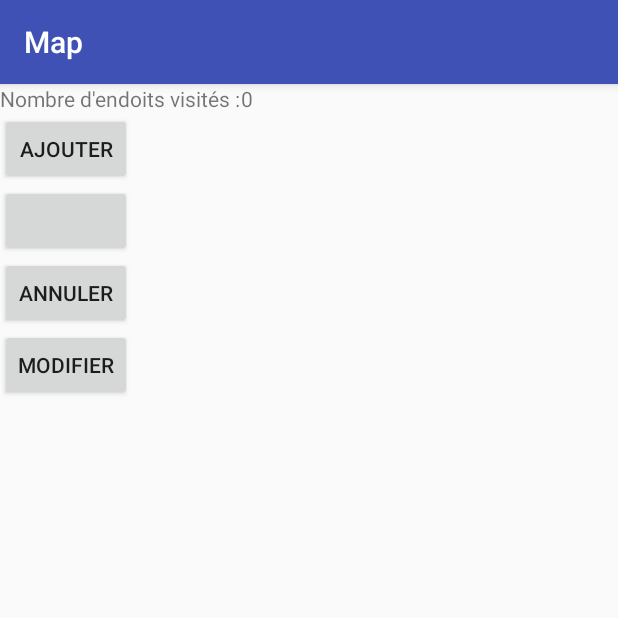
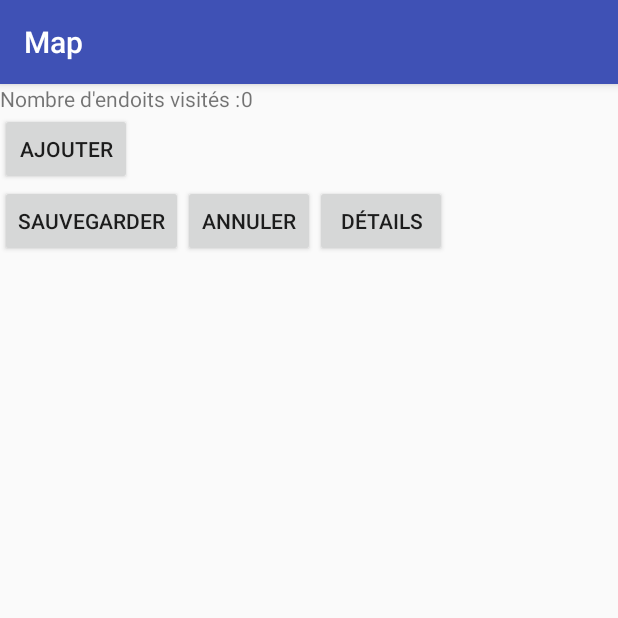
Before and after one commit to ochan173/TP3, an Android app: the fragment ModificationFragment placed in its activity, on a phone screen of 412 x 824 dp, the top half of it. Run offline under Robolectric (Android 15) with nearby library versions, the phone set to English and light mode, and no system bars; 4 statements that could not run were skipped.

Commit message:
presque finit

```diff
--- a/app/src/main/java/com/example/a1738253/tp3/InformationFragment.java
+++ b/app/src/main/java/com/example/a1738253/tp3/InformationFragment.java
@@ -85,11 +85,12 @@ public class InformationFragment extends Fragment{
             }
         });
 
-        mSupprimerButton = v.findViewById(R.id.modifier);
+        mSupprimerButton = v.findViewById(R.id.supprimer);
         mSupprimerButton.setOnClickListener(new View.OnClickListener() {
             @Override
             public void onClick(View v) {
-                mode.onChangeMode(Mode.Aucun, mEndroit.getmId().toString());
+                EndroitLog.get(getContext()).RemoveEndroit(mEndroit);
+                mode.onChangeMode(Mode.Aucun, null);
             }
         });
 
--- a/app/src/main/java/com/example/a1738253/tp3/MapsActivity.java
+++ b/app/src/main/java/com/example/a1738253/tp3/MapsActivity.java
@@ -15,13 +15,16 @@ public class MapsActivity extends DualFragementActivity implements MapsFragment.
 
     private static  final  String EXTRA_ENDROIT_ID = "com.cstjean.a1738253.tp3";
 
-    private Mode actualMode = Mode.Ajout;
+
+    public static Mode actualMode;
 
     @Override
     protected void onCreate(Bundle savedInstanceState) {
         super.onCreate(savedInstanceState);
 
         setTopFragment(AucunModeFragment.NewInstance());
+        actualMode = Mode.Aucun;
+
         setMainFragment(MapsFragment.newInstance1(null));
     }
 
@@ -30,29 +33,26 @@ public class MapsActivity extends DualFragementActivity implements MapsFragment.
         switch (mode)
         {
             case Ajout:
+                actualMode = Mode.Ajout;
                 setTopFragment(AjoutModeFragment.NewInstance());
-                actualMode = Mode.Ajout;
                 break;
             case Aucun:
+                actualMode = Mode.Aucun;
                 setTopFragment(AucunModeFragment.NewInstance());
-                actualMode = Mode.Aucun;
+                MapsFragment.Refresh();
+                MapsFragment.AddAllMarkers(getBaseContext());
                 break;
             case Information:
+                actualMode = Mode.Information;
                 setTopFragment(InformationFragment.NewInstance(UUID.fromString(id)));
-                actualMode = Mode.Information;
                 break;
             case Modification:
+                actualMode = Mode.Modification;
                 setTopFragment(ModificationFragment.NewInstance(UUID.fromString(id)));
-                actualMode = Mode.Modification;
                 break;
                 default:
                     break;
         }
-    }
-
-    @Override
-    public Mode getMode() {
-            return actualMode;
     }
 
     /**
--- a/app/src/main/java/com/example/a1738253/tp3/Modele/EndroitLog.java
+++ b/app/src/main/java/com/example/a1738253/tp3/Modele/EndroitLog.java
@@ -91,6 +91,12 @@ public class EndroitLog {
         mDatabase.insert(EndroitDBSchema.EndroitTable.NAME, null, cv);
     }
 
+    public void RemoveEndroit(Endroit e)
+    {
+        getContentValues(e);
+        mDatabase.delete(EndroitDBSchema.EndroitTable.NAME, EndroitDBSchema.EndroitTable.Cols.UUID + " =? ", new String[]{ e.getmId().toString() });
+    }
+
     /**
      * Update la base de données en modifiant l'endroit voulu.
      * @param c endroit à modifier
--- a/app/src/main/java/com/example/a1738253/tp3/ModificationFragment.java
+++ b/app/src/main/java/com/example/a1738253/tp3/ModificationFragment.java
@@ -22,6 +22,8 @@ import java.util.UUID;
 public class ModificationFragment extends Fragment {
 
     private static final String ARG_ENDROIT_ID = "endroit_id";
+    private static final int REQUEST_CODE = 0;
+    private  static final String DIALOG_TAG = "DialogTag";
 
     private Endroit mEndroit;
     private TextView mNbEndroits;
@@ -72,10 +74,7 @@ public class ModificationFragment extends Fragment {
     public View onCreateView(@NonNull LayoutInflater inflater, @Nullable ViewGroup container, @Nullable Bundle savedInstanceState) {
         View v = inflater.inflate(R.layout.modification_layout, container, false);
 
-        mNbEndroits = v.findViewById(R.id.nb_endroits);
-        mNbEndroits.setText(EndroitLog.get(getContext()).getNbEndroits());
-
-        mAnnulerButton = v.findViewById(R.id.ajout);
+        mAnnulerButton = v.findViewById(R.id.annuler);
         mAnnulerButton.setOnClickListener(new View.OnClickListener() {
             @Override
             public void onClick(View v) {
@@ -83,7 +82,7 @@ public class ModificationFragment extends Fragment {
             }
         });
 
-        mSauvegarderButton = v.findViewById(R.id.ajout);
+        mSauvegarderButton = v.findViewById(R.id.sauvegarder);
         mSauvegarderButton.setOnClickListener(new View.OnClickListener() {
             @Override
             public void onClick(View v) {
@@ -91,11 +90,15 @@ public class ModificationFragment extends Fragment {
             }
         });
 
-        mDétailsButton = v.findViewById(R.id.ajout);
+        mDétailsButton = v.findViewById(R.id.détails);
         mDétailsButton.setOnClickListener(new View.OnClickListener() {
             @Override
             public void onClick(View v) {
+                ModificationDialogueFragment dialog = ModificationDialogueFragment.
+                        newInstance(mEndroit.getmNom(), mEndroit.getmDescription());
 
+                dialog.setTargetFragment(ModificationFragment.this, REQUEST_CODE);
+                dialog.show(getFragmentManager(), DIALOG_TAG);
             }
         });
 
--- a/app/src/main/res/layout/modification_layout.xml
+++ b/app/src/main/res/layout/modification_layout.xml
@@ -1,12 +1,13 @@
 <?xml version="1.0" encoding="utf-8"?>
 <LinearLayout xmlns:android="http://schemas.android.com/apk/res/android"
-    android:orientation="vertical" android:layout_width="match_parent"
+    android:orientation="horizontal" android:layout_width="match_parent"
     android:layout_height="match_parent">
 
     <Button
         android:layout_width="wrap_content"
         android:layout_height="wrap_content"
-        android:id="@+id/sauvegarder"/>
+        android:id="@+id/sauvegarder"
+        android:text="@string/btn_sauvegarder_title"/>
 
     <Button
         android:layout_width="wrap_content"
--- a/app/src/main/res/values/strings.xml
+++ b/app/src/main/res/values/strings.xml
@@ -9,5 +9,6 @@
     <string name="btn_ajouter_title">Ajouter</string>
     <string name="btn_suprimer_title">Suprimer</string>
     <string name="btn_modifier_title">Modifier</string>
-    <string name="btn_details_title">Modifier</string>
+    <string name="btn_details_title">Détails</string>
+    <string name="btn_sauvegarder_title">Sauvegarder</string>
 </resources>
```
Also changed, not shown: app/src/main/java/com/example/a1738253/tp3/AjoutDialogueFragment.java (+6 -4 lines), app/src/main/java/com/example/a1738253/tp3/MapsFragment.java (+60 -48 lines), app/src/main/java/com/example/a1738253/tp3/ModificationDialogueFragment.java (+28 -7 lines), app/src/main/res/layout/information_layout.xml (+21 -1 lines).
